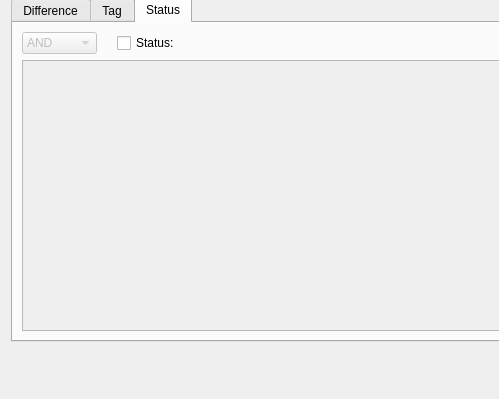
Oleg162927082018/TTI, file GUI/Search/View/set-filter-dialog.ui: the form before one commit; both pictures show x 0 to 499 and y 107 to 506 of the 831 by 506 pixel window.
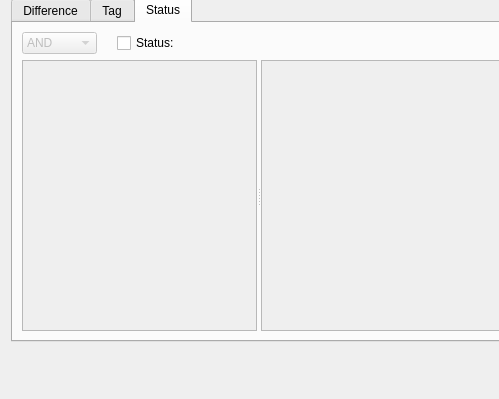
The form after the commit. The open tabs and pages were chosen to show the change.

Commit message: +filter by test results

```diff
--- a/GUI/Search/View/set-filter-dialog.ui
+++ b/GUI/Search/View/set-filter-dialog.ui
@@ -980,10 +980,47 @@
         </layout>
        </item>
        <item>
-        <widget class="QTableView" name="statusTableView">
+        <widget class="QSplitter" name="splitter">
          <property name="enabled">
-          <bool>false</bool>
+          <bool>true</bool>
          </property>
+         <property name="sizePolicy">
+          <sizepolicy hsizetype="Expanding" vsizetype="Expanding">
+           <horstretch>0</horstretch>
+           <verstretch>0</verstretch>
+          </sizepolicy>
+         </property>
+         <property name="orientation">
+          <enum>Qt::Horizontal</enum>
+         </property>
+         <widget class="QListView" name="testCaseListView">
+          <property name="enabled">
+           <bool>false</bool>
+          </property>
+          <property name="sizePolicy">
+           <sizepolicy hsizetype="Preferred" vsizetype="Expanding">
+            <horstretch>30</horstretch>
+            <verstretch>0</verstretch>
+           </sizepolicy>
+          </property>
+         </widget>
+         <widget class="QTableView" name="statusTableView">
+          <property name="enabled">
+           <bool>false</bool>
+          </property>
+          <property name="sizePolicy">
+           <sizepolicy hsizetype="Expanding" vsizetype="Expanding">
+            <horstretch>70</horstretch>
+            <verstretch>0</verstretch>
+           </sizepolicy>
+          </property>
+          <property name="editTriggers">
+           <set>QAbstractItemView::NoEditTriggers</set>
+          </property>
+          <property name="selectionMode">
+           <enum>QAbstractItemView::SingleSelection</enum>
+          </property>
+         </widget>
         </widget>
        </item>
       </layout>
```
Left out of the diff: 5 changed lines with no effect on the pictures. The commit also changes 18 other files.
